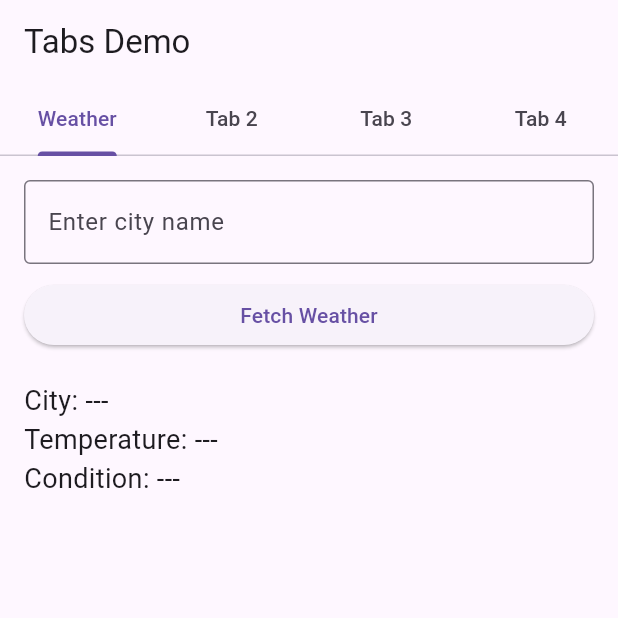
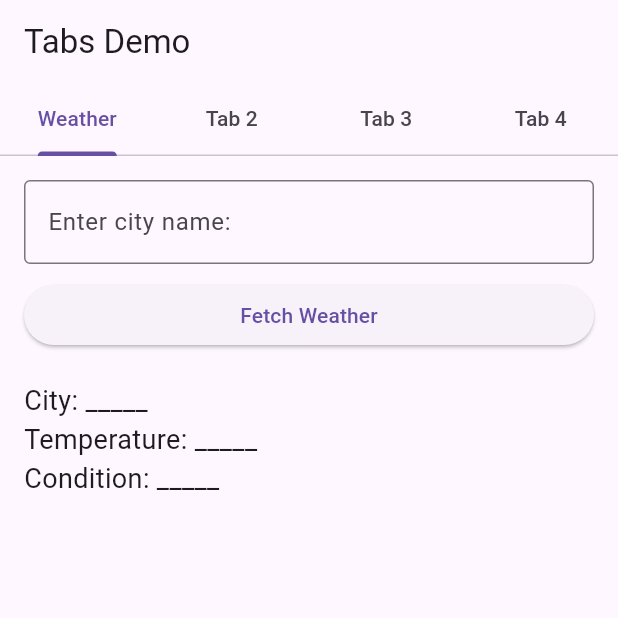
Before and after one commit to Mobile-app-dev-fall-2025/inclass3, a Flutter app: the screen it shows after launch, on a phone screen of 412 x 824 dp, the top half of it. Run offline on Flutter 3.47's test engine with Material 3 defaults, Android fonts, the phone set to English and light mode, and no system bars.

```diff
--- a/weatherapp/lib/main.dart
+++ b/weatherapp/lib/main.dart
@@ -30,9 +30,9 @@ class __TabsNonScrollableDemoState extends State<_TabsNonScrollableDemo>
 
   // Weather state variables
   final TextEditingController _cityController = TextEditingController();
-  String _cityName = "---";
-  String _temperature = "---";
-  String _condition = "---";
+  String _cityName = "_____";
+  String _temperature = "_____";
+  String _condition = "_____";
 
   @override
   String get restorationId => 'tab_non_scrollable_demo';
@@ -70,13 +70,13 @@ class __TabsNonScrollableDemoState extends State<_TabsNonScrollableDemo>
   // Simulate weather data
   void _simulateWeather(String city) {
     final random = Random();
-    final int temperature = 15 + random.nextInt(16); // 15–30
+    final int temperature = 70;
     final List<String> conditions = ["Sunny", "Cloudy", "Rainy"];
     final String condition = conditions[random.nextInt(conditions.length)];
 
     setState(() {
       _cityName = city;
-      _temperature = "$temperature°C";
+      _temperature = "$temperature°F";
       _condition = condition;
     });
   }
@@ -84,6 +84,7 @@ class __TabsNonScrollableDemoState extends State<_TabsNonScrollableDemo>
   @override
   Widget build(BuildContext context) {
     final tabs = ['Weather', 'Tab 2', 'Tab 3', 'Tab 4'];
+    //idk what im supposed to put on diff tabs
 
     return Scaffold(
       appBar: AppBar(
@@ -109,7 +110,7 @@ class __TabsNonScrollableDemoState extends State<_TabsNonScrollableDemo>
                   controller: _cityController,
                   decoration: const InputDecoration(
                     border: OutlineInputBorder(),
-                    labelText: "Enter city name",
+                    labelText: "Enter city name:",
                   ),
                 ),
                 const SizedBox(height: 10),
```
